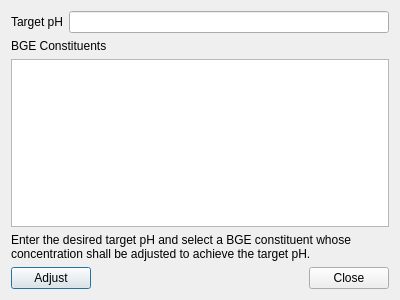
Before: the Qt Designer form src/ui/adjustphdialog.ui in echmet/PeakMasterNG, drawn with Qt 5.
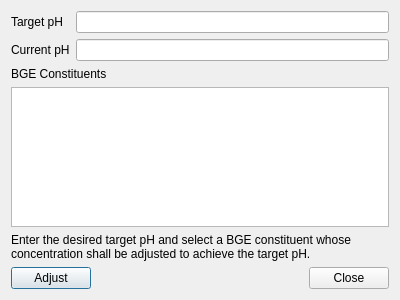
After: the same form once the commit is applied. Custom widgets are drawn as their Qt base class.

Commit message: Show the current pH in pH adjuster dialog

What changed in the file:
```diff
--- a/src/ui/adjustphdialog.ui
+++ b/src/ui/adjustphdialog.ui
@@ -26,6 +26,26 @@
      <item row="0" column="1">
       <widget class="FloatingValueLineEdit" name="qle_targetpH"/>
      </item>
+     <item row="1" column="0">
+      <widget class="QLabel" name="ql_currentpH">
+       <property name="text">
+        <string>Current pH</string>
+       </property>
+      </widget>
+     </item>
+     <item row="1" column="1">
+      <widget class="QLineEdit" name="qle_currentpH">
+       <property name="alignment">
+        <set>Qt::AlignRight|Qt::AlignTrailing|Qt::AlignVCenter</set>
+       </property>
+       <property name="readOnly">
+        <bool>true</bool>
+       </property>
+       <property name="clearButtonEnabled">
+        <bool>false</bool>
+       </property>
+      </widget>
+     </item>
     </layout>
    </item>
    <item>
```
The commit also changes 6 other files.
